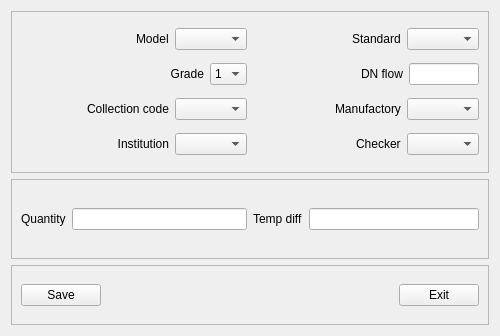
Old version of the form source/cmbverify/cmbparam.ui in the repository flimmy78/qtverify.
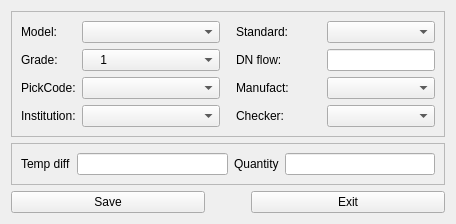
New version of the form.

Diff of the .ui file:
```diff
--- a/source/cmbverify/cmbparam.ui
+++ b/source/cmbverify/cmbparam.ui
@@ -6,8 +6,8 @@
    <rect>
     <x>0</x>
     <y>0</y>
-    <width>500</width>
-    <height>336</height>
+    <width>456</width>
+    <height>224</height>
    </rect>
   </property>
   <property name="minimumSize">
@@ -25,8 +25,8 @@
   <property name="windowTitle">
    <string>Parameter</string>
   </property>
-  <layout class="QVBoxLayout" name="verticalLayout_2">
-   <item>
+  <layout class="QGridLayout" name="gridLayout_4">
+   <item row="0" column="0" colspan="2">
     <widget class="QFrame" name="frame_2">
      <property name="frameShape">
       <enum>QFrame::StyledPanel</enum>
@@ -34,26 +34,17 @@
      <property name="frameShadow">
       <enum>QFrame::Raised</enum>
      </property>
-     <layout class="QHBoxLayout" name="horizontalLayout_9">
-      <item>
-       <layout class="QVBoxLayout" name="verticalLayout">
-        <item>
-         <layout class="QHBoxLayout" name="horizontalLayout_7">
-          <item>
-           <spacer name="horizontalSpacer_6">
-            <property name="orientation">
-             <enum>Qt::Horizontal</enum>
-            </property>
-            <property name="sizeHint" stdset="0">
-             <size>
-              <width>40</width>
-              <height>20</height>
-             </size>
-            </property>
-           </spacer>
-          </item>
-          <item>
+     <layout class="QGridLayout" name="gridLayout_3">
+      <item row="0" column="0">
+       <layout class="QGridLayout" name="gridLayout_2">
+        <item row="0" column="0">
            <widget class="QLabel" name="label_4">
+          <property name="sizePolicy">
+           <sizepolicy hsizetype="Fixed" vsizetype="Preferred">
+            <horstretch>0</horstretch>
+            <verstretch>0</verstretch>
+           </sizepolicy>
+          </property>
             <property name="maximumSize">
              <size>
               <width>100</width>
@@ -61,42 +52,37 @@
              </size>
             </property>
             <property name="text">
-             <string>&lt;html&gt;&lt;head/&gt;&lt;body&gt;&lt;p&gt;Model&lt;/p&gt;&lt;/body&gt;&lt;/html&gt;</string>
+           <string>&lt;html&gt;&lt;head/&gt;&lt;body&gt;&lt;p&gt;Model:&lt;/p&gt;&lt;/body&gt;&lt;/html&gt;</string>
             </property>
            </widget>
           </item>
-          <item>
+        <item row="0" column="1">
            <widget class="QComboBox" name="cBox_model"/>
           </item>
-         </layout>
-        </item>
-        <item>
-         <layout class="QHBoxLayout" name="horizontalLayout_5">
-          <item>
-           <spacer name="horizontalSpacer_9">
-            <property name="orientation">
-             <enum>Qt::Horizontal</enum>
-            </property>
-            <property name="sizeHint" stdset="0">
-             <size>
-              <width>40</width>
-              <height>20</height>
-             </size>
-            </property>
-           </spacer>
-          </item>
-          <item>
+        <item row="1" column="0">
            <widget class="QLabel" name="label_6">
+          <property name="sizePolicy">
+           <sizepolicy hsizetype="Fixed" vsizetype="Preferred">
+            <horstretch>0</horstretch>
+            <verstretch>0</verstretch>
+           </sizepolicy>
+          </property>
+          <property name="maximumSize">
+           <size>
+            <width>100</width>
+            <height>50</height>
+           </size>
+          </property>
             <property name="text">
-             <string>&lt;html&gt;&lt;head/&gt;&lt;body&gt;&lt;p align=&quot;right&quot;&gt;Grade&lt;/p&gt;&lt;/body&gt;&lt;/html&gt;</string>
+           <string>&lt;html&gt;&lt;head/&gt;&lt;body&gt;&lt;p&gt;Grade:&lt;/p&gt;&lt;/body&gt;&lt;/html&gt;</string>
             </property>
            </widget>
           </item>
-          <item>
+        <item row="1" column="1">
            <widget class="QComboBox" name="cBox_grade">
             <item>
              <property name="text">
-              <string>1</string>
+            <string>    1</string>
              </property>
             </item>
             <item>
@@ -111,187 +97,123 @@
             </item>
            </widget>
           </item>
-         </layout>
-        </item>
-        <item>
-         <layout class="QHBoxLayout" name="horizontalLayout_4">
-          <item>
-           <spacer name="horizontalSpacer_10">
-            <property name="orientation">
-             <enum>Qt::Horizontal</enum>
-            </property>
-            <property name="sizeHint" stdset="0">
-             <size>
-              <width>40</width>
-              <height>20</height>
-             </size>
-            </property>
-           </spacer>
-          </item>
-          <item>
+        <item row="2" column="0">
            <widget class="QLabel" name="label_7">
+          <property name="sizePolicy">
+           <sizepolicy hsizetype="Fixed" vsizetype="Preferred">
+            <horstretch>0</horstretch>
+            <verstretch>0</verstretch>
+           </sizepolicy>
+          </property>
             <property name="text">
-             <string>&lt;html&gt;&lt;head/&gt;&lt;body&gt;&lt;p&gt;Collection code&lt;/p&gt;&lt;/body&gt;&lt;/html&gt;</string>
+           <string>&lt;html&gt;&lt;head/&gt;&lt;body&gt;&lt;p&gt;PickCode:&lt;/p&gt;&lt;/body&gt;&lt;/html&gt;</string>
             </property>
            </widget>
           </item>
-          <item>
+        <item row="2" column="1">
            <widget class="QComboBox" name="cBox_collcode"/>
           </item>
-         </layout>
-        </item>
-        <item>
-         <layout class="QHBoxLayout" name="horizontalLayout_6">
-          <item>
-           <spacer name="horizontalSpacer_11">
-            <property name="orientation">
-             <enum>Qt::Horizontal</enum>
-            </property>
-            <property name="sizeHint" stdset="0">
+        <item row="3" column="0">
+         <widget class="QLabel" name="label_10">
+          <property name="sizePolicy">
+           <sizepolicy hsizetype="Fixed" vsizetype="Preferred">
+            <horstretch>0</horstretch>
+            <verstretch>0</verstretch>
+           </sizepolicy>
+          </property>
+          <property name="maximumSize">
              <size>
-              <width>40</width>
-              <height>20</height>
-             </size>
-            </property>
-           </spacer>
-          </item>
-          <item>
-           <widget class="QLabel" name="label_5">
+            <width>100</width>
+            <height>50</height>
+           </size>
+          </property>
             <property name="text">
-             <string>&lt;html&gt;&lt;head/&gt;&lt;body&gt;&lt;p align=&quot;right&quot;&gt;Institution&lt;/p&gt;&lt;/body&gt;&lt;/html&gt;</string>
+           <string>&lt;html&gt;&lt;head/&gt;&lt;body&gt;&lt;p&gt;Institution:&lt;/p&gt;&lt;/body&gt;&lt;/html&gt;</string>
             </property>
            </widget>
           </item>
-          <item>
+        <item row="3" column="1">
            <widget class="QComboBox" name="cBox_inst"/>
           </item>
          </layout>
         </item>
-       </layout>
-      </item>
-      <item>
-       <layout class="QVBoxLayout" name="verticalLayout_3">
-        <item>
-         <layout class="QHBoxLayout" name="horizontalLayout">
-          <item>
-           <spacer name="horizontalSpacer_7">
+      <item row="0" column="1">
+       <spacer name="horizontalSpacer">
             <property name="orientation">
              <enum>Qt::Horizontal</enum>
             </property>
+        <property name="sizeType">
+         <enum>QSizePolicy::Fixed</enum>
+        </property>
             <property name="sizeHint" stdset="0">
              <size>
-              <width>40</width>
+          <width>10</width>
               <height>20</height>
              </size>
             </property>
            </spacer>
           </item>
-          <item>
+      <item row="0" column="2">
+       <layout class="QGridLayout" name="gridLayout">
+        <item row="0" column="0">
            <widget class="QLabel" name="label">
             <property name="text">
-             <string>&lt;html&gt;&lt;head/&gt;&lt;body&gt;&lt;p&gt;Standard&lt;/p&gt;&lt;/body&gt;&lt;/html&gt;</string>
+           <string>&lt;html&gt;&lt;head/&gt;&lt;body&gt;&lt;p&gt;Standard:&lt;/p&gt;&lt;/body&gt;&lt;/html&gt;</string>
             </property>
            </widget>
           </item>
-          <item>
+        <item row="0" column="1">
            <widget class="QComboBox" name="cBox_stand"/>
           </item>
-         </layout>
-        </item>
-        <item>
-         <layout class="QHBoxLayout" name="horizontalLayout_23">
-          <item>
-           <spacer name="horizontalSpacer_5">
-            <property name="orientation">
-             <enum>Qt::Horizontal</enum>
-            </property>
-            <property name="sizeHint" stdset="0">
-             <size>
-              <width>40</width>
-              <height>20</height>
-             </size>
-            </property>
-           </spacer>
-          </item>
-          <item>
+        <item row="1" column="0">
            <widget class="QLabel" name="label_22">
             <property name="text">
-             <string>&lt;html&gt;&lt;head/&gt;&lt;body&gt;&lt;p&gt;DN flow&lt;/p&gt;&lt;/body&gt;&lt;/html&gt;</string>
+           <string>&lt;html&gt;&lt;head/&gt;&lt;body&gt;&lt;p&gt;DN flow:&lt;/p&gt;&lt;/body&gt;&lt;/html&gt;</string>
             </property>
            </widget>
           </item>
-          <item>
+        <item row="1" column="1">
            <widget class="QLineEdit" name="lineEdit_dnflow">
+          <property name="sizePolicy">
+           <sizepolicy hsizetype="Preferred" vsizetype="Fixed">
+            <horstretch>0</horstretch>
+            <verstretch>0</verstretch>
+           </sizepolicy>
+          </property>
             <property name="maximumSize">
              <size>
-              <width>70</width>
+            <width>165555</width>
               <height>16777215</height>
              </size>
             </property>
            </widget>
           </item>
-         </layout>
-        </item>
-        <item>
-         <layout class="QHBoxLayout" name="horizontalLayout_2">
-          <item>
-           <spacer name="horizontalSpacer_13">
-            <property name="orientation">
-             <enum>Qt::Horizontal</enum>
-            </property>
-            <property name="sizeHint" stdset="0">
-             <size>
-              <width>40</width>
-              <height>20</height>
-             </size>
-            </property>
-           </spacer>
-          </item>
-          <item>
+        <item row="2" column="0">
            <widget class="QLabel" name="label_2">
             <property name="text">
-             <string>&lt;html&gt;&lt;head/&gt;&lt;body&gt;&lt;p&gt;Manufactory&lt;/p&gt;&lt;/body&gt;&lt;/html&gt;</string>
+           <string>&lt;html&gt;&lt;head/&gt;&lt;body&gt;&lt;p&gt;Manufact:&lt;/p&gt;&lt;/body&gt;&lt;/html&gt;</string>
             </property>
            </widget>
           </item>
-          <item>
+        <item row="2" column="1">
            <widget class="QComboBox" name="cBox_manu"/>
           </item>
-         </layout>
-        </item>
-        <item>
-         <layout class="QHBoxLayout" name="horizontalLayout_3">
-          <item>
-           <spacer name="horizontalSpacer_12">
-            <property name="orientation">
-             <enum>Qt::Horizontal</enum>
-            </property>
-            <property name="sizeHint" stdset="0">
-             <size>
-              <width>40</width>
-              <height>20</height>
-             </size>
-            </property>
-           </spacer>
-          </item>
-          <item>
+        <item row="3" column="0">
            <widget class="QLabel" name="label_3">
             <property name="text">
-             <string>&lt;html&gt;&lt;head/&gt;&lt;body&gt;&lt;p&gt;Checker&lt;/p&gt;&lt;/body&gt;&lt;/html&gt;</string>
+           <string>&lt;html&gt;&lt;head/&gt;&lt;body&gt;&lt;p&gt;Checker:&lt;/p&gt;&lt;/body&gt;&lt;/html&gt;</string>
             </property>
            </widget>
           </item>
-          <item>
+        <item row="3" column="1">
            <widget class="QComboBox" name="cBox_chk"/>
           </item>
          </layout>
         </item>
        </layout>
-      </item>
-     </layout>
     </widget>
    </item>
-   <item>
+   <item row="2" column="0" colspan="2">
     <widget class="QFrame" name="frame">
      <property name="maximumSize">
       <size>
@@ -305,54 +227,47 @@
      <property name="frameShadow">
       <enum>QFrame::Raised</enum>
      </property>
-     <layout class="QHBoxLayout" name="horizontalLayout_16">
-      <item>
-       <layout class="QHBoxLayout" name="horizontalLayout_14">
-        <item>
-         <widget class="QLabel" name="label_8">
-          <property name="text">
-           <string>Quantity</string>
-          </property>
-         </widget>
-        </item>
-        <item>
-         <widget class="QLineEdit" name="lineEdit_quan"/>
-        </item>
-       </layout>
-      </item>
-      <item>
-       <layout class="QHBoxLayout" name="horizontalLayout_15">
-        <item>
+     <layout class="QGridLayout" name="gridLayout_5">
+      <item row="0" column="0">
          <widget class="QLabel" name="label_9">
           <property name="text">
            <string>Temp diff</string>
           </property>
          </widget>
         </item>
-        <item>
+      <item row="0" column="1">
          <widget class="QLineEdit" name="lineEdit_temp_diff"/>
         </item>
-       </layout>
+      <item row="0" column="2">
+       <widget class="QLabel" name="label_8">
+        <property name="text">
+         <string>Quantity</string>
+        </property>
+       </widget>
       </item>
+      <item row="0" column="3">
+       <widget class="QLineEdit" name="lineEdit_quan"/>
+      </item>
      </layout>
     </widget>
    </item>
-   <item>
-    <widget class="QFrame" name="frame_3">
-     <property name="maximumSize">
+   <item row="1" column="1">
+    <spacer name="verticalSpacer">
+     <property name="orientation">
+      <enum>Qt::Vertical</enum>
+     </property>
+     <property name="sizeType">
+      <enum>QSizePolicy::Preferred</enum>
+     </property>
+     <property name="sizeHint" stdset="0">
       <size>
-       <width>16777215</width>
-       <height>60</height>
+       <width>20</width>
+       <height>24</height>
       </size>
      </property>
-     <property name="frameShape">
-      <enum>QFrame::StyledPanel</enum>
-     </property>
-     <property name="frameShadow">
-      <enum>QFrame::Raised</enum>
-     </property>
-     <layout class="QHBoxLayout" name="horizontalLayout_13">
-      <item>
+    </spacer>
+   </item>
+   <item row="3" column="0" colspan="2">
        <layout class="QHBoxLayout" name="horizontalLayout_8">
         <item>
          <widget class="QPushButton" name="btn_save">
@@ -366,6 +281,9 @@
           <property name="orientation">
            <enum>Qt::Horizontal</enum>
           </property>
+       <property name="sizeType">
+        <enum>QSizePolicy::Preferred</enum>
+       </property>
           <property name="sizeHint" stdset="0">
            <size>
             <width>40</width>
@@ -382,9 +300,6 @@
          </widget>
         </item>
        </layout>
-      </item>
-     </layout>
-    </widget>
    </item>
   </layout>
  </widget>
```
Left out of the diff: 4 changed lines with no effect on the pictures. Lines whose indentation alone changed are shown as unchanged.
